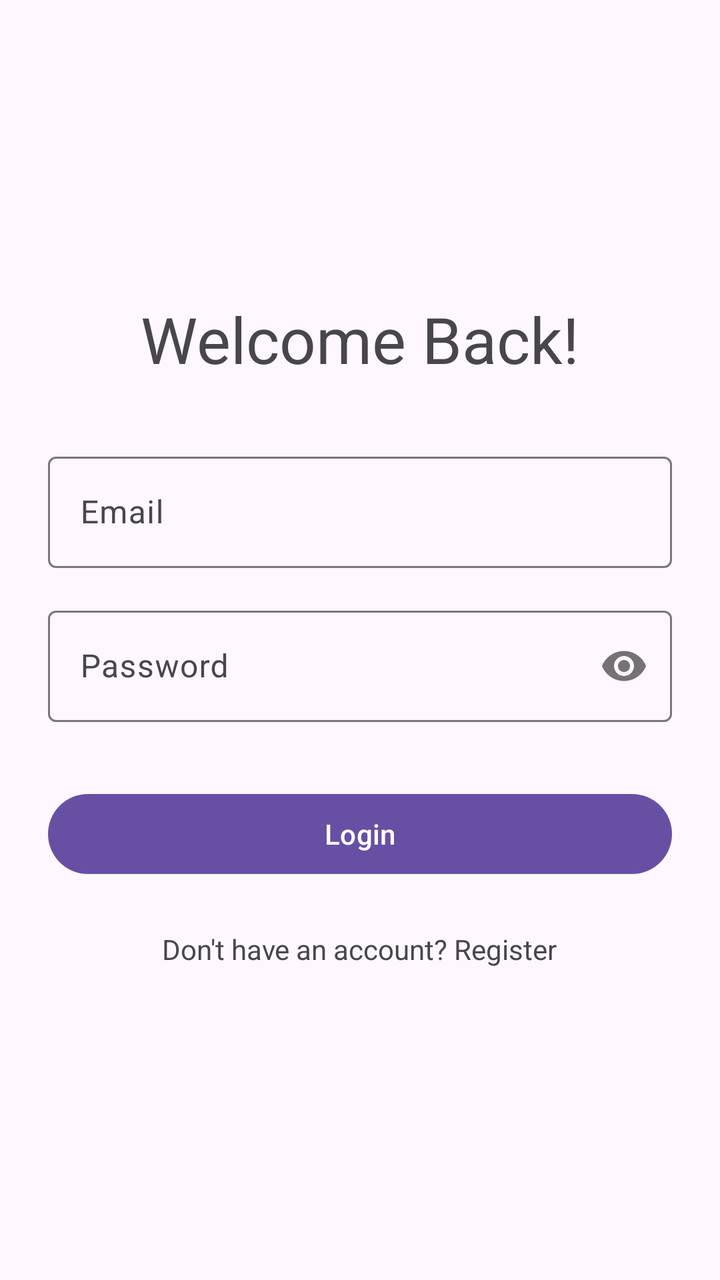
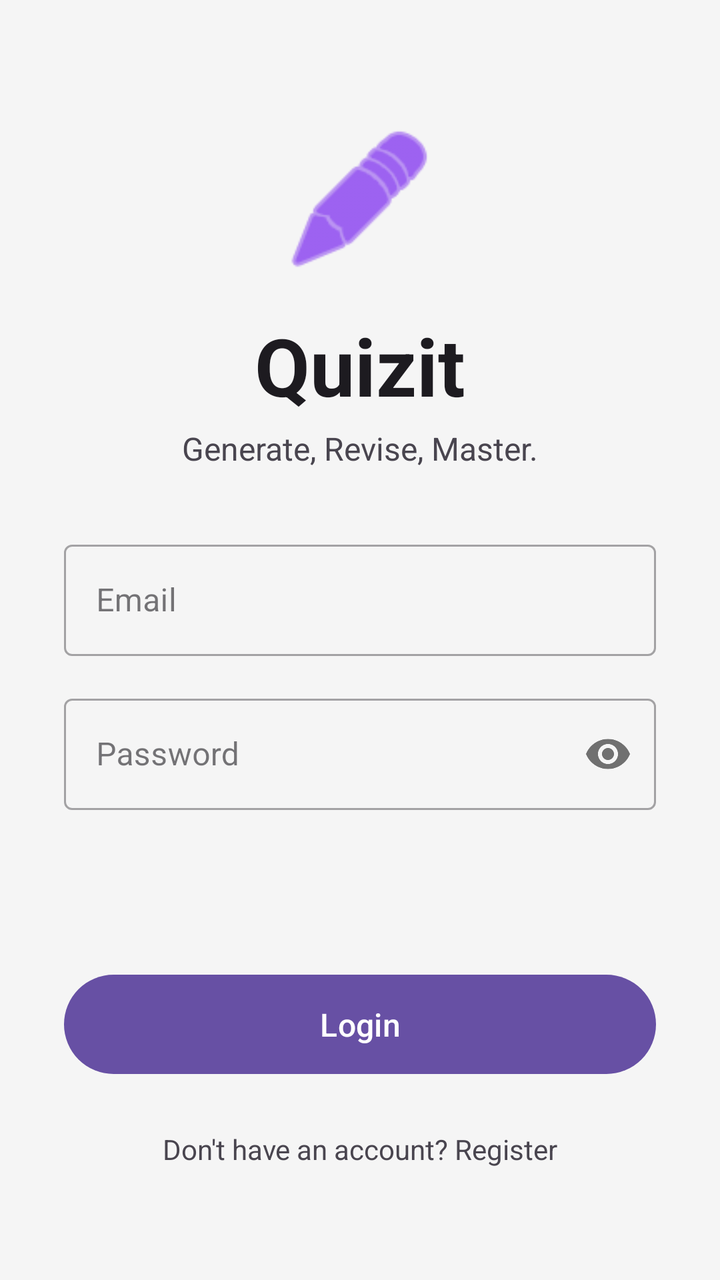

Screens rendered from an Android XML layout before and after an edit, with the pre-edit source and the edit as a unified diff.
<!-- AndroidManifest.xml: application theme Theme.MyApplication -->
<!-- res/layout/activity_login.xml -->
<?xml version="1.0" encoding="utf-8"?>
<LinearLayout xmlns:android="http://schemas.android.com/apk/res/android"
    xmlns:app="http://schemas.android.com/apk/res-auto"
    xmlns:tools="http://schemas.android.com/tools"
    android:layout_width="match_parent"
    android:layout_height="match_parent"
    android:orientation="vertical"
    android:gravity="center"
    android:padding="24dp"
    tools:context=".LoginActivity">

    <TextView
        android:layout_width="wrap_content"
        android:layout_height="wrap_content"
        android:text="Welcome Back!"
        android:textAppearance="@style/TextAppearance.Material3.HeadlineLarge"
        android:layout_marginBottom="32dp"/>

    <com.google.android.material.textfield.TextInputLayout
        android:layout_width="match_parent"
        android:layout_height="wrap_content"
        android:hint="Email">

        <com.google.android.material.textfield.TextInputEditText
            android:id="@+id/emailEditText"
            android:layout_width="match_parent"
            android:layout_height="wrap_content"
            android:inputType="textEmailAddress" />

    </com.google.android.material.textfield.TextInputLayout>

    <com.google.android.material.textfield.TextInputLayout
        android:layout_width="match_parent"
        android:layout_height="wrap_content"
        android:layout_marginTop="16dp"
        app:passwordToggleEnabled="true"
        android:hint="Password">

        <com.google.android.material.textfield.TextInputEditText
            android:id="@+id/passwordEditText"
            android:layout_width="match_parent"
            android:layout_height="wrap_content"
            android:inputType="textPassword" />

    </com.google.android.material.textfield.TextInputLayout>

    <Button
        android:id="@+id/loginButton"
        android:layout_width="match_parent"
        android:layout_height="wrap_content"
        android:layout_marginTop="32dp"
        android:text="Login" />

    <TextView
        android:id="@+id/registerTextView"
        android:layout_width="wrap_content"
        android:layout_height="wrap_content"
        android:layout_marginTop="16dp"
        android:text="Don't have an account? Register"
        android:padding="8dp"/>

</LinearLayout>
<!-- resources referenced by this layout -->
<resources>
  <style name="Theme.MyApplication" parent="Base.Theme.MyApplication" />
  <style name="Base.Theme.MyApplication" parent="Theme.Material3.DayNight.NoActionBar">
          
          
      </style>
</resources>

<!-- the commit's change to res/layout/activity_login.xml (unified diff, before → after) -->
@@ -1,25 +1,61 @@
 <?xml version="1.0" encoding="utf-8"?>
-<LinearLayout xmlns:android="http://schemas.android.com/apk/res/android"
+<androidx.constraintlayout.widget.ConstraintLayout xmlns:android="http://schemas.android.com/apk/res/android"
     xmlns:app="http://schemas.android.com/apk/res-auto"
     xmlns:tools="http://schemas.android.com/tools"
     android:layout_width="match_parent"
     android:layout_height="match_parent"
-    android:orientation="vertical"
-    android:gravity="center"
-    android:padding="24dp"
+    android:background="#F5F5F5"
     tools:context=".LoginActivity">
 
+    <ImageView
+        android:id="@+id/appLogoImageView"
+        android:layout_width="80dp"
+        android:layout_height="80dp"
+        android:layout_marginTop="60dp"
+        app:srcCompat="@android:drawable/ic_menu_edit"
+        app:tint="@color/design_default_color_primary"
+        app:layout_constraintEnd_toEndOf="parent"
+        app:layout_constraintStart_toStartOf="parent"
+        app:layout_constraintTop_toTopOf="parent"
+        android:contentDescription="Quizit App Logo" />
+
     <TextView
+        android:id="@+id/titleTextView"
         android:layout_width="wrap_content"
         android:layout_height="wrap_content"
-        android:text="Welcome Back!"
-        android:textAppearance="@style/TextAppearance.Material3.HeadlineLarge"
-        android:layout_marginBottom="32dp"/>
+        android:layout_marginTop="16dp"
+        android:text="Quizit"
+        android:textColor="?android:attr/textColorPrimary"
+        android:textSize="40sp"
+        android:textStyle="bold"
+        app:layout_constraintEnd_toEndOf="parent"
+        app:layout_constraintStart_toStartOf="parent"
+        app:layout_constraintTop_toBottomOf="@id/appLogoImageView" />
+
+    <TextView
+        android:id="@+id/subtitleTextView"
+        android:layout_width="wrap_content"
+        android:layout_height="wrap_content"
+        android:layout_marginTop="4dp"
+        android:text="Generate, Revise, Master."
+        android:textColor="?android:attr/textColorSecondary"
+        android:textSize="16sp"
+        app:layout_constraintEnd_toEndOf="parent"
+        app:layout_constraintStart_toStartOf="parent"
+        app:layout_constraintTop_toBottomOf="@id/titleTextView" />
 
     <com.google.android.material.textfield.TextInputLayout
-        android:layout_width="match_parent"
+        android:id="@+id/emailInputLayout"
+        style="@style/Widget.MaterialComponents.TextInputLayout.OutlinedBox"
+        android:layout_width="0dp"
         android:layout_height="wrap_content"
-        android:hint="Email">
+        android:layout_marginStart="32dp"
+        android:layout_marginTop="32dp"
+        android:layout_marginEnd="32dp"
+        android:hint="Email"
+        app:layout_constraintEnd_toEndOf="parent"
+        app:layout_constraintStart_toStartOf="parent"
+        app:layout_constraintTop_toBottomOf="@id/subtitleTextView">
 
         <com.google.android.material.textfield.TextInputEditText
             android:id="@+id/emailEditText"
@@ -30,11 +66,18 @@
     </com.google.android.material.textfield.TextInputLayout>
 
     <com.google.android.material.textfield.TextInputLayout
-        android:layout_width="match_parent"
+        android:id="@+id/passwordInputLayout"
+        style="@style/Widget.MaterialComponents.TextInputLayout.OutlinedBox"
+        android:layout_width="0dp"
         android:layout_height="wrap_content"
+        android:layout_marginStart="32dp"
         android:layout_marginTop="16dp"
+        android:layout_marginEnd="32dp"
+        android:hint="Password"
         app:passwordToggleEnabled="true"
-        android:hint="Password">
+        app:layout_constraintEnd_toEndOf="parent"
+        app:layout_constraintStart_toStartOf="parent"
+        app:layout_constraintTop_toBottomOf="@id/emailInputLayout">
 
         <com.google.android.material.textfield.TextInputEditText
             android:id="@+id/passwordEditText"
@@ -46,17 +89,28 @@
 
     <Button
         android:id="@+id/loginButton"
-        android:layout_width="match_parent"
+        android:layout_width="0dp"
         android:layout_height="wrap_content"
-        android:layout_marginTop="32dp"
-        android:text="Login" />
+        android:layout_marginStart="32dp"
+        android:layout_marginEnd="32dp"
+        android:layout_marginBottom="16dp"
+        android:padding="14dp"
+        android:text="Login"
+        android:textSize="16sp"
+        app:layout_constraintBottom_toTopOf="@id/registerTextView"
+        app:layout_constraintEnd_toEndOf="parent"
+        app:layout_constraintStart_toStartOf="parent" />
 
     <TextView
         android:id="@+id/registerTextView"
         android:layout_width="wrap_content"
         android:layout_height="wrap_content"
-        android:layout_marginTop="16dp"
+        android:layout_marginBottom="48dp"
+        android:padding="8dp"
         android:text="Don't have an account? Register"
-        android:padding="8dp"/>
+        android:textColor="?android:attr/textColorSecondary"
+        app:layout_constraintBottom_toBottomOf="parent"
+        app:layout_constraintEnd_toEndOf="parent"
+        app:layout_constraintStart_toStartOf="parent" />
 
-</LinearLayout>
+</androidx.constraintlayout.widget.ConstraintLayout>
